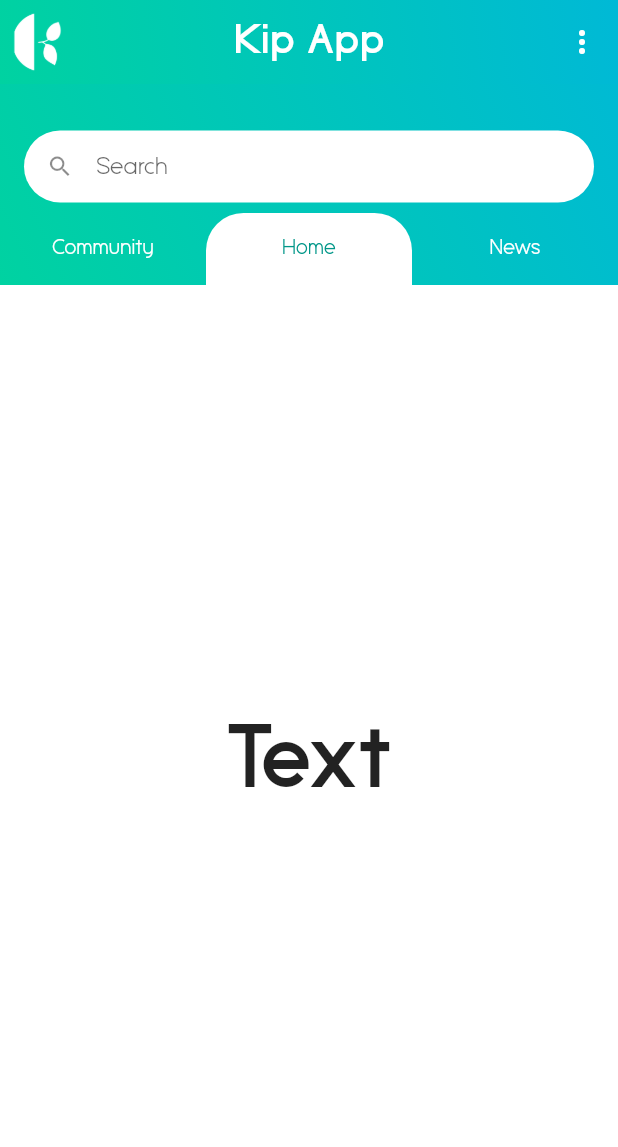
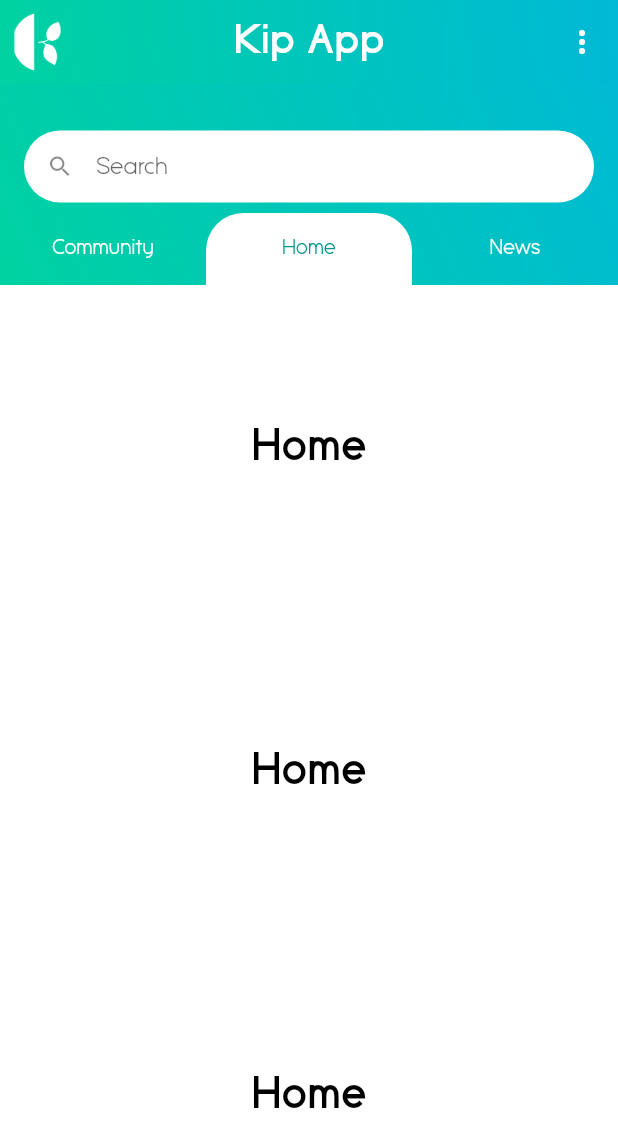
Before and after one commit to repleeka/kip_app, a Flutter app: the Home widget shown alone on an empty page, opened directly, on a phone screen of 412 x 824 dp. Shown: the top 1147 px of the screen. Run offline on Flutter 3.47's test engine with Material 2 defaults, Android fonts, the phone set to English and light mode, and no system bars.

Commit message:
implemented listveiw for time being

```diff
--- a/kip_app/lib/screens/homeWidget/home.dart
+++ b/kip_app/lib/screens/homeWidget/home.dart
@@ -70,6 +70,9 @@ class _HomeState extends State<Home> with SingleTickerProviderStateMixin {
 
     return Stack(
       children: [
+        Container(
+          color: Colors.white,
+        ),
         NestedScrollView(
           headerSliverBuilder: (context, isScrolled) {
             return [
@@ -80,47 +83,92 @@ class _HomeState extends State<Home> with SingleTickerProviderStateMixin {
           body: TabBarView(
             controller: _tabController,
             children: [
-              Scaffold(
-                body: Container(
+              ListView.builder(
+                itemCount: 10,
+                shrinkWrap: true,
+                // primary: true,
+                itemBuilder: (context, index) {
+                  return Padding(
+                    padding: const EdgeInsets.only(
+                        top: 8, bottom: 8, right: 20, left: 20),
+                    child: Container(
+                      height: 200,
+                      width: 300,
+                      decoration: BoxDecoration(
                         color: Colors.white,
+                        borderRadius: BorderRadius.circular(30),
+                      ),
                       child: Center(
                         child: Text(
-                      "Text",
+                          "Community",
                           style: TextStyle(
-                        fontSize: 60,
+                            color: Colors.black,
+                            fontSize: 30,
                             fontWeight: FontWeight.bold,
                           ),
                         ),
                       ),
                     ),
+                  );
+                },
               ),
-              Scaffold(
-                body: Container(
+              ListView.builder(
+                itemCount: 10,
+                shrinkWrap: true,
+                // primary: true,
+                itemBuilder: (context, index) {
+                  return Padding(
+                    padding: const EdgeInsets.only(
+                        top: 8, bottom: 8, right: 20, left: 20),
+                    child: Container(
+                      height: 200,
+                      width: 300,
+                      decoration: BoxDecoration(
                         color: Colors.white,
+                        borderRadius: BorderRadius.circular(30),
+                      ),
                       child: Center(
                         child: Text(
-                      "Text",
+                          "Home",
                           style: TextStyle(
-                        fontSize: 60,
+                            color: Colors.black,
+                            fontSize: 30,
                             fontWeight: FontWeight.bold,
                           ),
                         ),
                       ),
                     ),
+                  );
+                },
               ),
-              Scaffold(
-                body: Container(
+              ListView.builder(
+                itemCount: 10,
+                shrinkWrap: true,
+                // primary: true,
+                itemBuilder: (context, index) {
+                  return Padding(
+                    padding: const EdgeInsets.only(
+                        top: 8, bottom: 8, right: 20, left: 20),
+                    child: Container(
+                      height: 200,
+                      width: 300,
+                      decoration: BoxDecoration(
                         color: Colors.white,
+                        borderRadius: BorderRadius.circular(30),
+                      ),
                       child: Center(
                         child: Text(
-                      "Text",
+                          "News",
                           style: TextStyle(
-                        fontSize: 60,
+                            color: Colors.black,
+                            fontSize: 30,
                             fontWeight: FontWeight.bold,
                           ),
                         ),
                       ),
                     ),
+                  );
+                },
               ),
             ],
           ),
```
Lines whose indentation alone changed are shown as unchanged.
